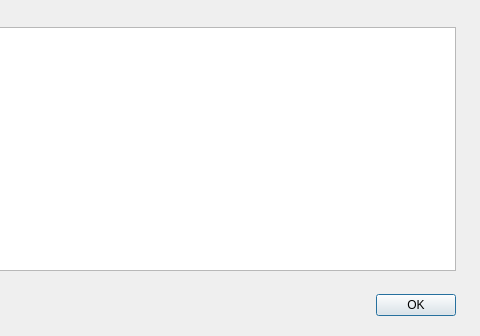
The window that src/qt/forms/helpmessagedialog.ui (genisyskernel/koyotecoin) describes before a commit, drawn with Qt 5; both pictures show x 250 to 730 and y 0 to 336 of the 730 by 336 pixel window.
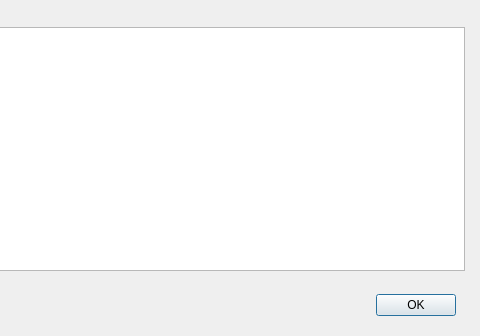
The same window after the commit. Icons and pictures are not drawn.

Commit message:
koyotecoin: fix ui form
Koyotecoin: Fix UI Form

The edit to the form file:
```diff
--- a/src/qt/forms/helpmessagedialog.ui
+++ b/src/qt/forms/helpmessagedialog.ui
@@ -162,6 +162,9 @@
         <property name="spacing">
          <number>6</number>
         </property>
+        <property name="rightMargin">
+         <number>0</number>
+        </property>
         <item>
          <layout class="QVBoxLayout" name="verticalLayout_4">
           <item>
```
The commit also changes 1 other file.
